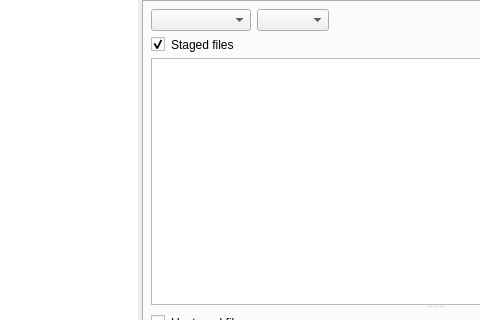
bokic/gitmaster, file qgitrepository.ui: the form before one commit; both pictures show x 118 to 598 and y 0 to 320 of the 920 by 708 pixel window.
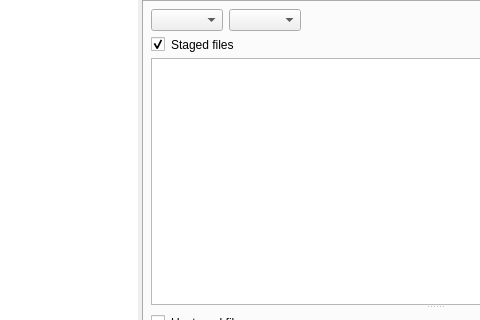
The form after the commit. Custom widgets are drawn as their Qt base class.

Commit message: Update QCustomComboBox minimal size.

The edit to the form file:
```diff
--- a/qgitrepository.ui
+++ b/qgitrepository.ui
@@ -83,14 +83,7 @@
            <number>0</number>
           </property>
           <item>
-           <widget class="QComboBoxGitStatusFiles" name="comboBox">
-            <property name="minimumSize">
-             <size>
-              <width>100</width>
-              <height>0</height>
-             </size>
-            </property>
-           </widget>
+           <widget class="QComboBoxGitStatusFiles" name="comboBox"/>
           </item>
           <item>
            <widget class="QComboBoxGitViewOptions" name="comboBox_2"/>
```
The commit also changes 1 other file.
